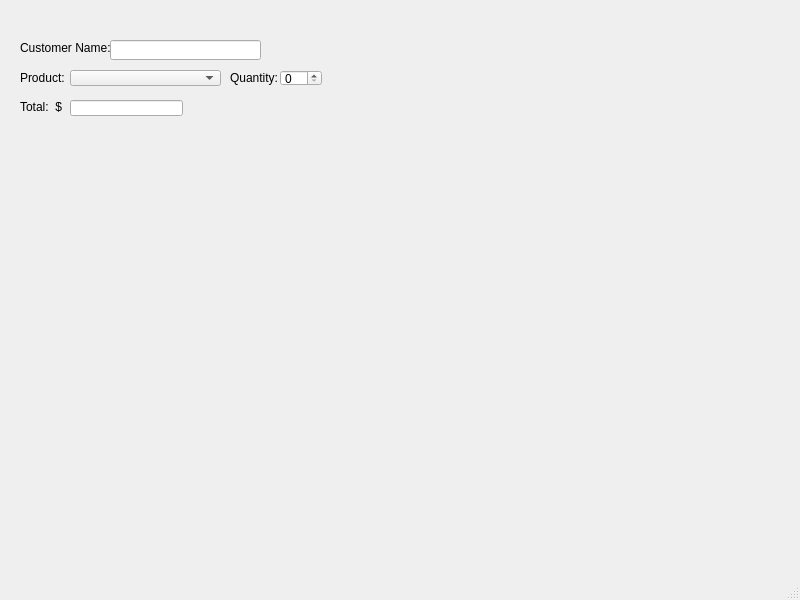
Before: the Qt Designer form loginscreen/orderwindow.ui in jgrady15/CS1C-Project-1, drawn with Qt 5.
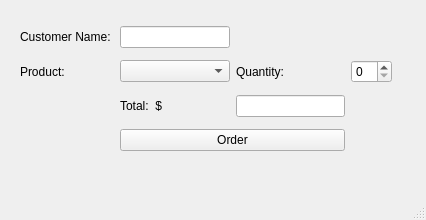
After: the same form once the commit is applied.

Commit message: order button

```diff
--- a/loginscreen/orderwindow.ui
+++ b/loginscreen/orderwindow.ui
@@ -6,111 +6,80 @@
    <rect>
     <x>0</x>
     <y>0</y>
-    <width>800</width>
-    <height>600</height>
+    <width>426</width>
+    <height>220</height>
    </rect>
   </property>
   <property name="windowTitle">
    <string>MainWindow</string>
   </property>
   <widget class="QWidget" name="centralwidget">
-   <widget class="QComboBox" name="menuDrop">
+   <widget class="QWidget" name="gridLayoutWidget">
     <property name="geometry">
      <rect>
-      <x>70</x>
-      <y>70</y>
-      <width>151</width>
-      <height>16</height>
-     </rect>
-    </property>
-   </widget>
-   <widget class="QLabel" name="nameLabel">
-    <property name="geometry">
-     <rect>
       <x>20</x>
-      <y>40</y>
-      <width>101</width>
-      <height>16</height>
+      <y>20</y>
+      <width>372</width>
+      <height>141</height>
      </rect>
     </property>
-    <property name="text">
-     <string>Customer Name: </string>
-    </property>
-   </widget>
-   <widget class="QLabel" name="productLabel">
-    <property name="geometry">
-     <rect>
-      <x>20</x>
-      <y>70</y>
-      <width>61</width>
-      <height>16</height>
-     </rect>
-    </property>
-    <property name="text">
-     <string>Product:</string>
-    </property>
-   </widget>
+    <layout class="QGridLayout" name="gridLayout">
+     <item row="2" column="1">
    <widget class="QLabel" name="totalLabel">
-    <property name="geometry">
-     <rect>
-      <x>20</x>
-      <y>100</y>
-      <width>47</width>
-      <height>13</height>
-     </rect>
-    </property>
     <property name="text">
      <string>Total:  $</string>
     </property>
    </widget>
+     </item>
+     <item row="1" column="1">
+      <widget class="QComboBox" name="menuDrop"/>
+     </item>
+     <item row="0" column="0">
+      <widget class="QLabel" name="nameLabel">
+       <property name="text">
+        <string>Customer Name: </string>
+       </property>
+      </widget>
+     </item>
+     <item row="1" column="2">
    <widget class="QLabel" name="qtyLabel">
-    <property name="geometry">
-     <rect>
-      <x>230</x>
-      <y>70</y>
-      <width>51</width>
-      <height>16</height>
-     </rect>
-    </property>
     <property name="text">
      <string>Quantity: </string>
     </property>
    </widget>
+     </item>
+     <item row="1" column="3">
    <widget class="QSpinBox" name="qtyBox">
-    <property name="geometry">
-     <rect>
-      <x>280</x>
-      <y>70</y>
-      <width>42</width>
-      <height>16</height>
-     </rect>
-    </property>
     <property name="maximum">
      <number>10</number>
     </property>
    </widget>
+     </item>
+     <item row="2" column="2">
    <widget class="QLineEdit" name="totalLine">
-    <property name="geometry">
-     <rect>
-      <x>70</x>
-      <y>100</y>
-      <width>113</width>
-      <height>16</height>
-     </rect>
-    </property>
     <property name="readOnly">
      <bool>true</bool>
     </property>
    </widget>
-   <widget class="QLineEdit" name="lineEdit">
-    <property name="geometry">
-     <rect>
-      <x>110</x>
-      <y>40</y>
-      <width>151</width>
-      <height>20</height>
-     </rect>
-    </property>
+     </item>
+     <item row="0" column="1">
+      <widget class="QLineEdit" name="lineEdit"/>
+     </item>
+     <item row="1" column="0">
+      <widget class="QLabel" name="productLabel">
+       <property name="text">
+        <string>Product:</string>
+       </property>
+      </widget>
+     </item>
+     <item row="4" column="1" colspan="2">
+      <widget class="QPushButton" name="orderButton">
+       <property name="text">
+        <string>Order</string>
+       </property>
+      </widget>
+     </item>
+    </layout>
    </widget>
   </widget>
   <widget class="QMenuBar" name="menubar">
```
Left out of the diff: 4 changed lines with no effect on the pictures. Lines whose indentation alone changed are shown as unchanged. The commit also changes 5 other files.
